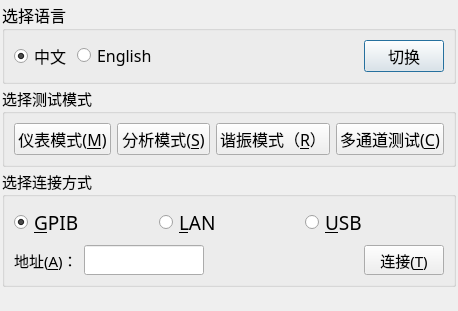
Qt form common/frmSelectConnection.ui (caicaiking/WKEFactoryView2014) before a commit.
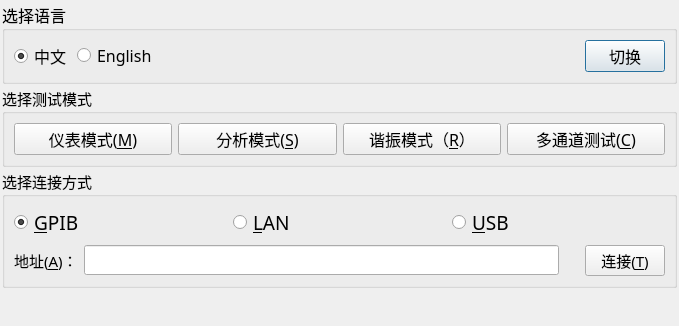
The same form after that commit. Icons and pictures are not drawn.

Patch:
```diff
--- a/common/frmSelectConnection.ui
+++ b/common/frmSelectConnection.ui
@@ -6,8 +6,8 @@
    <rect>
     <x>0</x>
     <y>0</y>
-    <width>458</width>
-    <height>260</height>
+    <width>679</width>
+    <height>326</height>
    </rect>
   </property>
   <property name="font">
@@ -329,9 +329,12 @@
           <property name="orientation">
            <enum>Qt::Horizontal</enum>
           </property>
+          <property name="sizeType">
+           <enum>QSizePolicy::Fixed</enum>
+          </property>
           <property name="sizeHint" stdset="0">
            <size>
-            <width>248</width>
+            <width>20</width>
             <height>20</height>
            </size>
           </property>
```
